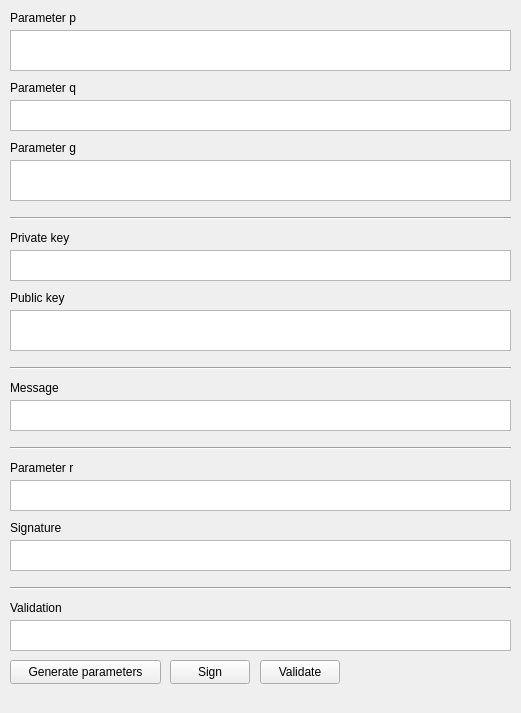
Qt form lab2/mainwindow.ui (fastiuk/distccps) before a commit.
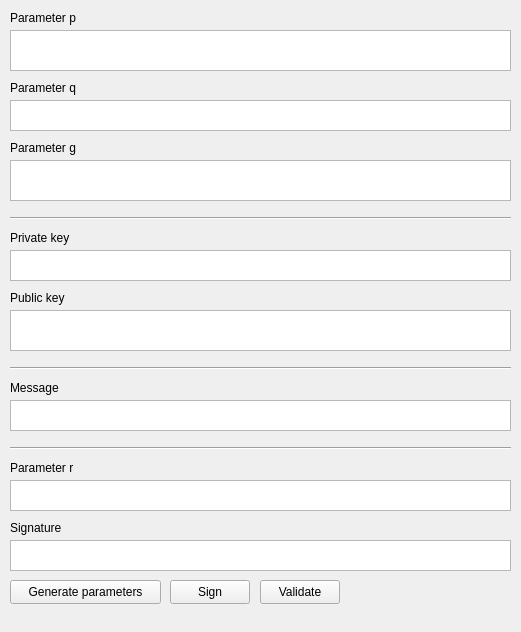
The same form after that commit.

Commit message: Integrate DSA library into test app

What changed in the file:
```diff
--- a/lab2/mainwindow.ui
+++ b/lab2/mainwindow.ui
@@ -7,7 +7,7 @@
     <x>0</x>
     <y>0</y>
     <width>521</width>
-    <height>713</height>
+    <height>632</height>
    </rect>
   </property>
   <property name="windowTitle">
@@ -28,7 +28,7 @@
     <property name="geometry">
      <rect>
       <x>10</x>
-      <y>660</y>
+      <y>580</y>
       <width>151</width>
       <height>24</height>
      </rect>
@@ -41,7 +41,7 @@
     <property name="geometry">
      <rect>
       <x>170</x>
-      <y>660</y>
+      <y>580</y>
       <width>80</width>
       <height>24</height>
      </rect>
@@ -54,7 +54,7 @@
     <property name="geometry">
      <rect>
       <x>260</x>
-      <y>660</y>
+      <y>580</y>
       <width>80</width>
       <height>24</height>
      </rect>
@@ -137,7 +137,7 @@
      <rect>
       <x>10</x>
       <y>230</y>
-      <width>81</width>
+      <width>91</width>
       <height>16</height>
      </rect>
     </property>
@@ -150,7 +150,7 @@
      <rect>
       <x>10</x>
       <y>290</y>
-      <width>81</width>
+      <width>91</width>
       <height>16</height>
      </rect>
     </property>
@@ -214,20 +214,7 @@
      </rect>
     </property>
    </widget>
-   <widget class="QLabel" name="label_9">
-    <property name="geometry">
-     <rect>
-      <x>10</x>
-      <y>600</y>
-      <width>81</width>
-      <height>16</height>
-     </rect>
-    </property>
-    <property name="text">
-     <string>Validation</string>
-    </property>
-   </widget>
-   <widget class="QTextEdit" name="textEdit_8">
+   <widget class="QTextEdit" name="textEdit_signature">
     <property name="geometry">
      <rect>
       <x>10</x>
@@ -276,19 +263,6 @@
      <enum>Qt::Horizontal</enum>
     </property>
    </widget>
-   <widget class="Line" name="line_4">
-    <property name="geometry">
-     <rect>
-      <x>10</x>
-      <y>580</y>
-      <width>501</width>
-      <height>16</height>
-     </rect>
-    </property>
-    <property name="orientation">
-     <enum>Qt::Horizontal</enum>
-    </property>
-   </widget>
    <widget class="QLabel" name="label_8">
     <property name="geometry">
      <rect>
@@ -302,21 +276,11 @@
      <string>Signature</string>
     </property>
    </widget>
-   <widget class="QTextEdit" name="textEdit_9">
-    <property name="geometry">
-     <rect>
-      <x>10</x>
-      <y>620</y>
-      <width>501</width>
-      <height>31</height>
-     </rect>
-    </property>
-   </widget>
-   <widget class="QLabel" name="label_10">
+   <widget class="QLabel" name="label_validation_result">
     <property name="geometry">
      <rect>
       <x>360</x>
-      <y>660</y>
+      <y>580</y>
       <width>151</width>
       <height>21</height>
      </rect>
```
Left out of the diff: 20 changed lines with no effect on the pictures. The commit also changes 2 other files.
